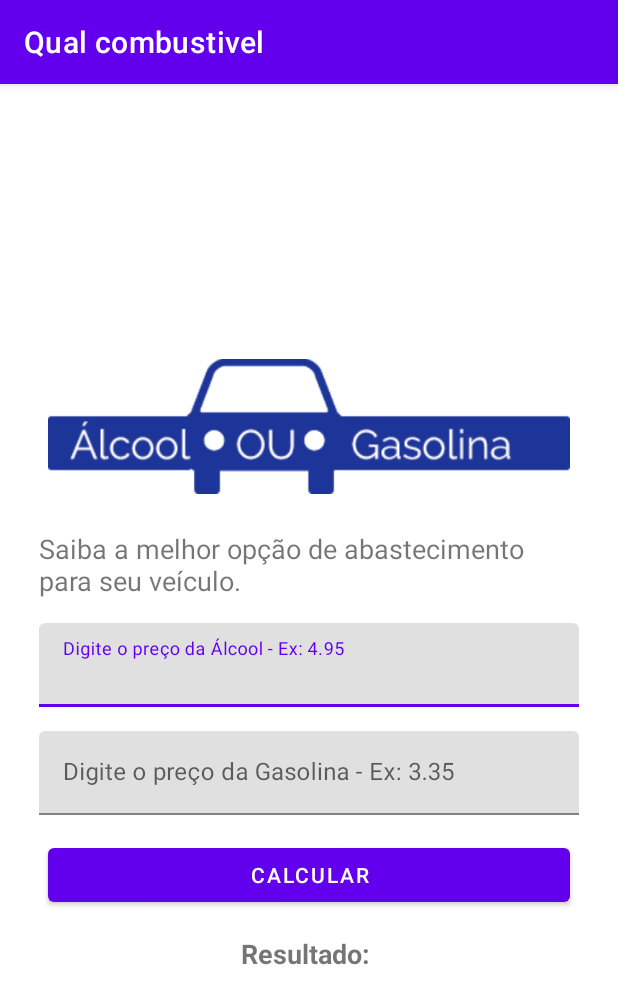
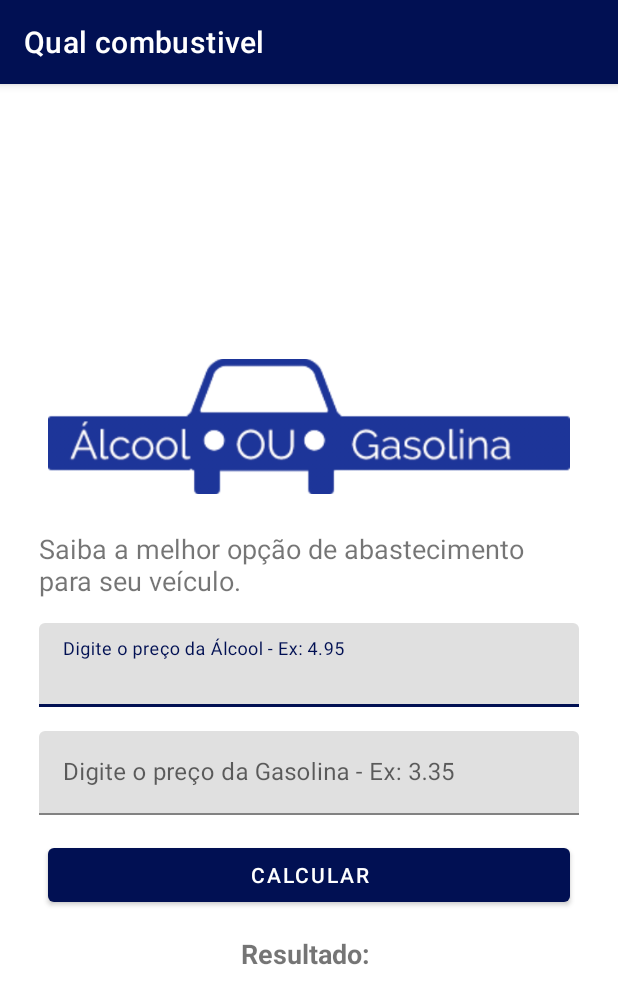
Before and after one commit to lincoolngomes/Qual-combustivel, an Android app: the screen it shows after launch (MainActivity), on a phone screen of 412 x 824 dp. Shown: the top 1004 px of the screen. Run offline under Robolectric (Android 15) with nearby library versions, the phone set to English and light mode, and no system bars.

Commit message:
Atualização Interface - Cores

```diff
--- a/app/src/main/java/com/lincolngomes/qualcombustivel/MainActivity.java
+++ b/app/src/main/java/com/lincolngomes/qualcombustivel/MainActivity.java
@@ -11,4 +11,8 @@ public class MainActivity extends AppCompatActivity {
         super.onCreate(savedInstanceState);
         setContentView(R.layout.activity_main);
     }
+
+
+
+
 }
--- a/app/src/main/res/layout/activity_main.xml
+++ b/app/src/main/res/layout/activity_main.xml
@@ -71,7 +71,8 @@
         <com.google.android.material.textfield.TextInputEditText
             android:layout_width="match_parent"
             android:layout_height="wrap_content"
-            android:hint="Digite o preço da Gasolina - Ex: 3.35" />
+            android:hint="Digite o preço da Gasolina - Ex: 3.35"
+            android:inputType="numberDecimal" />
     </com.google.android.material.textfield.TextInputLayout>
 
     <Button
--- a/app/src/main/res/values/colors.xml
+++ b/app/src/main/res/values/colors.xml
@@ -7,4 +7,6 @@
     <color name="teal_700">#FF018786</color>
     <color name="black">#FF000000</color>
     <color name="white">#FFFFFFFF</color>
+    <color name="CorPadrao">@color/CorPadraoVariante</color>
+    <color name="CorPadraoVariante">#011053</color>
 </resources>
--- a/app/src/main/res/values/themes.xml
+++ b/app/src/main/res/values/themes.xml
@@ -2,8 +2,8 @@
     <!-- Base application theme. -->
     <style name="Theme.QualCombustivel" parent="Theme.MaterialComponents.DayNight.DarkActionBar">
         <!-- Primary brand color. -->
-        <item name="colorPrimary">@color/purple_500</item>
-        <item name="colorPrimaryVariant">@color/purple_700</item>
+        <item name="colorPrimary">@color/CorPadrao</item>
+        <item name="colorPrimaryVariant">@color/CorPadraoVariante</item>
         <item name="colorOnPrimary">@color/white</item>
         <!-- Secondary brand color. -->
         <item name="colorSecondary">@color/teal_200</item>
```
